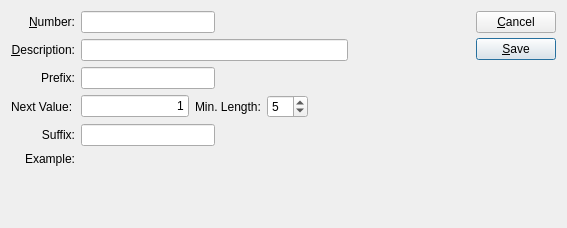
WooodHead/xtuple, file xtuple/trunk/guiclient/lotSerialSequence.ui: the form before one commit.
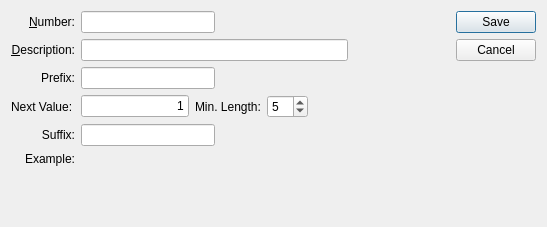
The form after the commit. Custom widgets are drawn as their Qt base class.

The edit to the form file:
```diff
--- a/xtuple/trunk/guiclient/lotSerialSequence.ui
+++ b/xtuple/trunk/guiclient/lotSerialSequence.ui
@@ -13,8 +13,8 @@
    <rect>
     <x>0</x>
     <y>0</y>
-    <width>567</width>
-    <height>228</height>
+    <width>547</width>
+    <height>227</height>
    </rect>
   </property>
   <property name="windowTitle">
@@ -234,28 +234,14 @@
           <number>5</number>
          </property>
          <item>
-          <layout class="QVBoxLayout">
-           <property name="spacing">
-            <number>5</number>
+          <widget class="QDialogButtonBox" name="_buttonBox">
+           <property name="orientation">
+            <enum>Qt::Vertical</enum>
            </property>
-           <item>
-            <widget class="QPushButton" name="_close">
-             <property name="text">
-              <string>&amp;Cancel</string>
-             </property>
-            </widget>
-           </item>
-           <item>
-            <widget class="QPushButton" name="_save">
-             <property name="text">
-              <string>&amp;Save</string>
-             </property>
-             <property name="default">
-              <bool>true</bool>
-             </property>
-            </widget>
-           </item>
-          </layout>
+           <property name="standardButtons">
+            <set>QDialogButtonBox::Cancel|QDialogButtonBox::Save</set>
+           </property>
+          </widget>
          </item>
          <item>
           <spacer name="Spacer20">
```
Left out of the diff: 21 changed lines with no effect on the pictures.
